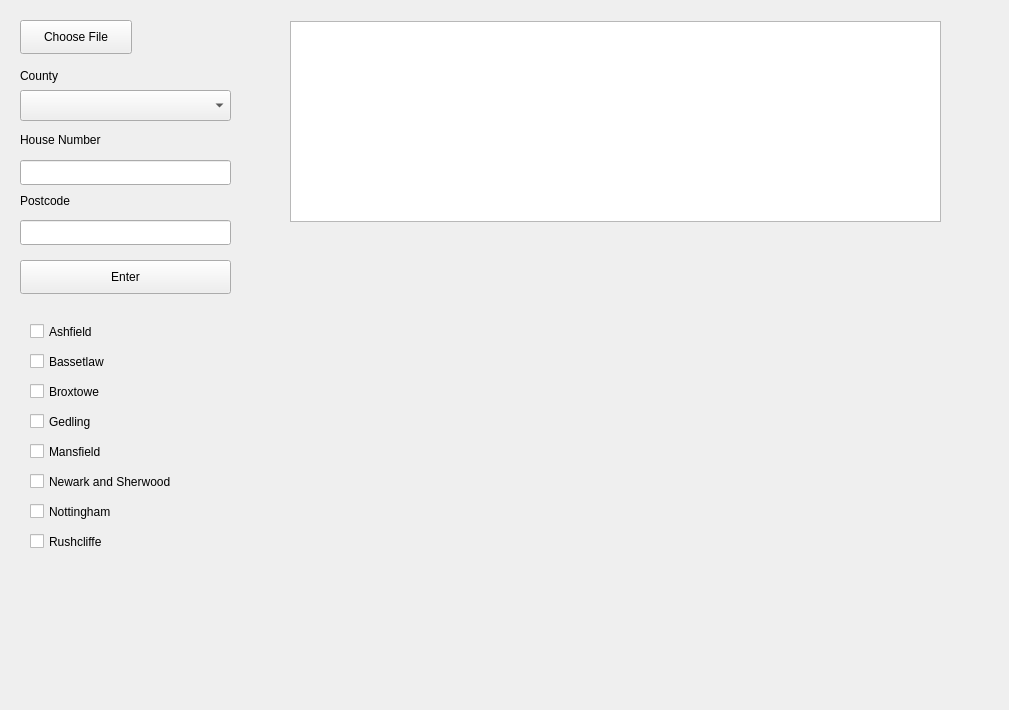
niraali/VOC-Group-3, file GUI/Explorer.ui: the form before one commit.
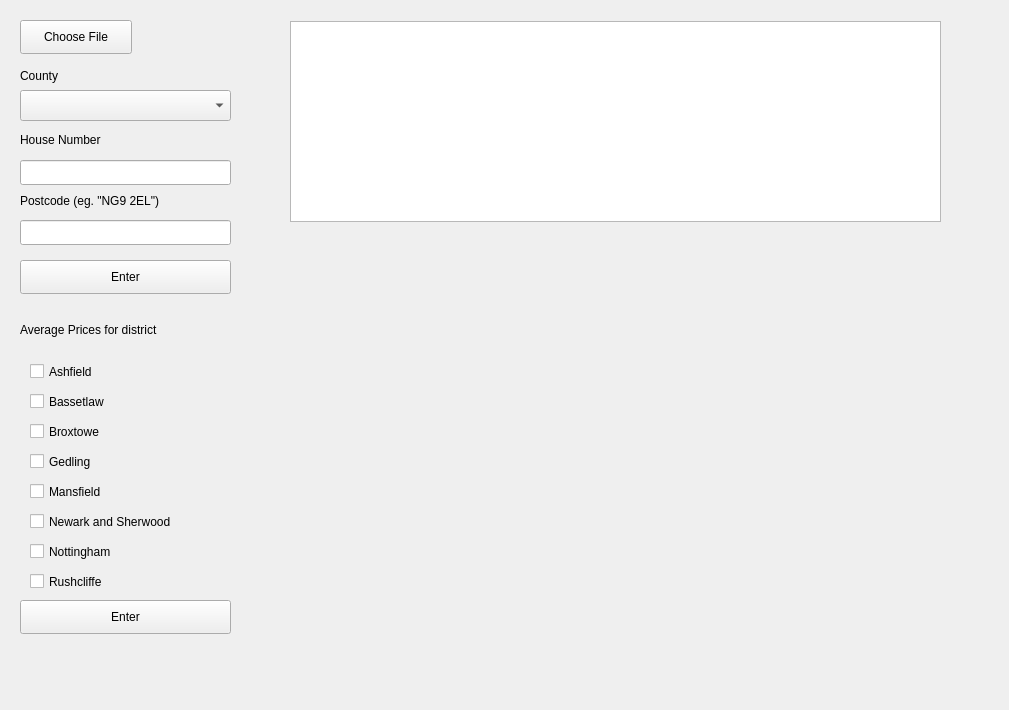
The form after the commit.

Commit message: Added average price for district calculations

```diff
--- a/GUI/Explorer.ui
+++ b/GUI/Explorer.ui
@@ -107,12 +107,12 @@
      <rect>
       <x>20</x>
       <y>190</y>
-      <width>91</width>
+      <width>191</width>
       <height>21</height>
      </rect>
     </property>
     <property name="text">
-     <string>Postcode</string>
+     <string>Postcode (eg. &quot;NG9 2EL&quot;)</string>
     </property>
    </widget>
    <widget class="QLabel" name="countyLabel">
@@ -142,7 +142,7 @@
     <property name="geometry">
      <rect>
       <x>30</x>
-      <y>320</y>
+      <y>360</y>
       <width>101</width>
       <height>23</height>
      </rect>
@@ -155,7 +155,7 @@
     <property name="geometry">
      <rect>
       <x>30</x>
-      <y>350</y>
+      <y>390</y>
       <width>101</width>
       <height>23</height>
      </rect>
@@ -168,7 +168,7 @@
     <property name="geometry">
      <rect>
       <x>30</x>
-      <y>410</y>
+      <y>450</y>
       <width>101</width>
       <height>23</height>
      </rect>
@@ -181,7 +181,7 @@
     <property name="geometry">
      <rect>
       <x>30</x>
-      <y>440</y>
+      <y>480</y>
       <width>101</width>
       <height>23</height>
      </rect>
@@ -194,7 +194,7 @@
     <property name="geometry">
      <rect>
       <x>30</x>
-      <y>470</y>
+      <y>510</y>
       <width>201</width>
       <height>23</height>
      </rect>
@@ -207,7 +207,7 @@
     <property name="geometry">
      <rect>
       <x>30</x>
-      <y>500</y>
+      <y>540</y>
       <width>121</width>
       <height>23</height>
      </rect>
@@ -220,7 +220,7 @@
     <property name="geometry">
      <rect>
       <x>30</x>
-      <y>530</y>
+      <y>570</y>
       <width>101</width>
       <height>23</height>
      </rect>
@@ -233,7 +233,7 @@
     <property name="geometry">
      <rect>
       <x>30</x>
-      <y>380</y>
+      <y>420</y>
       <width>101</width>
       <height>23</height>
      </rect>
@@ -242,6 +242,32 @@
      <string>Broxtowe</string>
     </property>
    </widget>
+   <widget class="QPushButton" name="enterButton2">
+    <property name="geometry">
+     <rect>
+      <x>20</x>
+      <y>600</y>
+      <width>211</width>
+      <height>34</height>
+     </rect>
+    </property>
+    <property name="text">
+     <string>Enter</string>
+    </property>
+   </widget>
+   <widget class="QLabel" name="label">
+    <property name="geometry">
+     <rect>
+      <x>20</x>
+      <y>320</y>
+      <width>231</width>
+      <height>19</height>
+     </rect>
+    </property>
+    <property name="text">
+     <string>Average Prices for district</string>
+    </property>
+   </widget>
   </widget>
  </widget>
  <resources/>
```
The commit also changes 4 other files.
